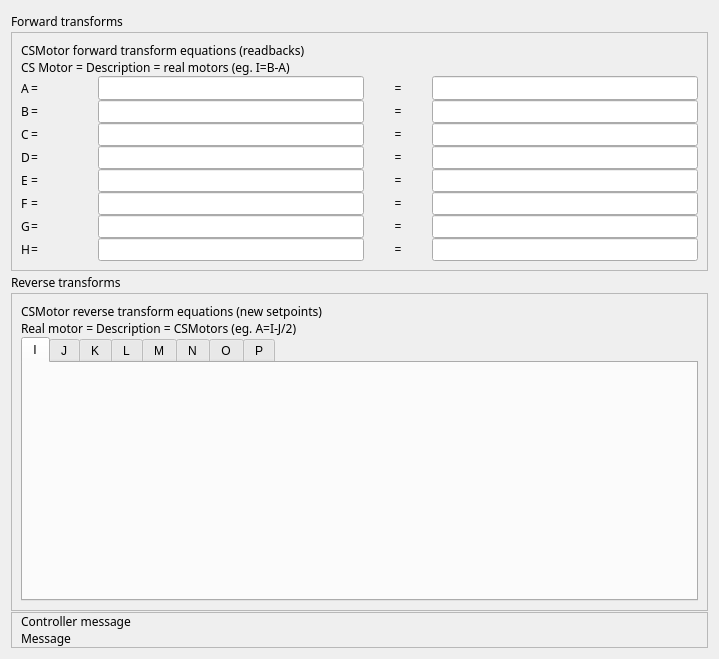
This is 3-6/GalilSup/op/ui/galil_kinematics.ui in motorapp/Galil as Qt 5 draws it before an edit. The edited form follows.
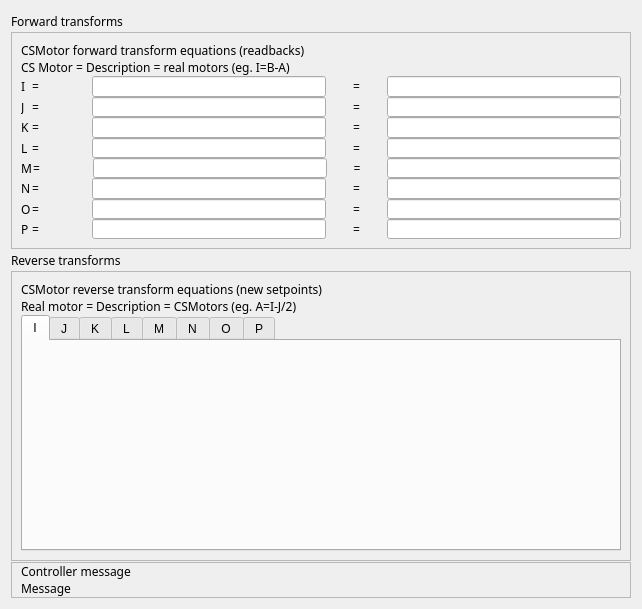
This is the edited form. Custom widgets are drawn as their Qt base class.

Commit message: Fix issue with galil_kinematics.ui screen

Patch:
```diff
--- a/3-6/GalilSup/op/ui/galil_kinematics.ui
+++ b/3-6/GalilSup/op/ui/galil_kinematics.ui
@@ -6,8 +6,8 @@
    <rect>
     <x>0</x>
     <y>0</y>
-    <width>719</width>
-    <height>659</height>
+    <width>642</width>
+    <height>609</height>
    </rect>
   </property>
   <property name="sizePolicy">
@@ -118,7 +118,7 @@
             </property>
             <property name="minimumSize">
              <size>
-              <width>9</width>
+              <width>10</width>
               <height>0</height>
              </size>
             </property>
@@ -129,7 +129,7 @@
              </font>
             </property>
             <property name="text">
-             <string>A</string>
+             <string>I</string>
             </property>
            </widget>
           </item>
@@ -253,7 +253,7 @@
             </property>
             <property name="minimumSize">
              <size>
-              <width>9</width>
+              <width>10</width>
               <height>0</height>
              </size>
             </property>
@@ -264,7 +264,7 @@
              </font>
             </property>
             <property name="text">
-             <string>B</string>
+             <string>J</string>
             </property>
            </widget>
           </item>
@@ -388,7 +388,7 @@
             </property>
             <property name="minimumSize">
              <size>
-              <width>9</width>
+              <width>10</width>
               <height>0</height>
              </size>
             </property>
@@ -399,7 +399,7 @@
              </font>
             </property>
             <property name="text">
-             <string>C</string>
+             <string>K</string>
             </property>
            </widget>
           </item>
@@ -523,7 +523,7 @@
             </property>
             <property name="minimumSize">
              <size>
-              <width>9</width>
+              <width>10</width>
               <height>0</height>
              </size>
             </property>
@@ -534,7 +534,7 @@
              </font>
             </property>
             <property name="text">
-             <string>D</string>
+             <string>L</string>
             </property>
            </widget>
           </item>
@@ -658,7 +658,7 @@
             </property>
             <property name="minimumSize">
              <size>
-              <width>9</width>
+              <width>10</width>
               <height>0</height>
              </size>
             </property>
@@ -669,7 +669,7 @@
              </font>
             </property>
             <property name="text">
-             <string>E</string>
+             <string>M</string>
             </property>
            </widget>
           </item>
@@ -793,7 +793,7 @@
             </property>
             <property name="minimumSize">
              <size>
-              <width>9</width>
+              <width>10</width>
               <height>0</height>
              </size>
             </property>
@@ -804,7 +804,7 @@
              </font>
             </property>
             <property name="text">
-             <string>F</string>
+             <string>N</string>
             </property>
            </widget>
           </item>
@@ -928,7 +928,7 @@
             </property>
             <property name="minimumSize">
              <size>
-              <width>9</width>
+              <width>10</width>
               <height>0</height>
              </size>
             </property>
@@ -939,7 +939,7 @@
              </font>
             </property>
             <property name="text">
-             <string>G</string>
+             <string>O</string>
             </property>
            </widget>
           </item>
@@ -1063,7 +1063,7 @@
             </property>
             <property name="minimumSize">
              <size>
-              <width>9</width>
+              <width>10</width>
               <height>0</height>
              </size>
             </property>
@@ -1074,7 +1074,7 @@
              </font>
             </property>
             <property name="text">
-             <string>H</string>
+             <string>P</string>
             </property>
            </widget>
           </item>
```
